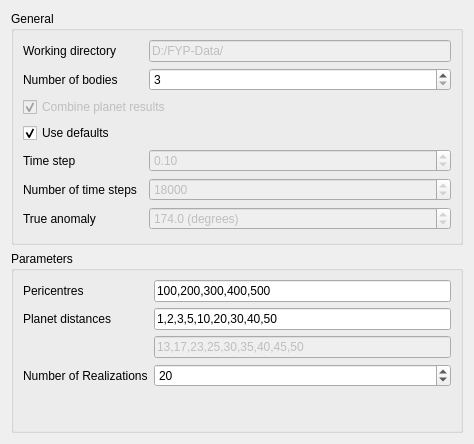
Before: the Qt Designer form disruption-of-planetary-systems/_interface/inc/DPSInterfaceView.ui in robertapplin/Disruption-Of-Planetary-Systems, drawn with Qt 5.
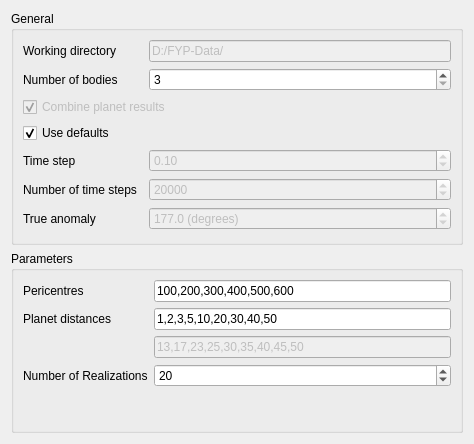
After: the same form once the commit is applied.

```diff
--- a/disruption-of-planetary-systems/_interface/inc/DPSInterfaceView.ui
+++ b/disruption-of-planetary-systems/_interface/inc/DPSInterfaceView.ui
@@ -121,7 +121,7 @@
          <double>179.900000000000006</double>
         </property>
         <property name="value">
-         <double>174.000000000000000</double>
+         <double>177.000000000000000</double>
         </property>
        </widget>
       </item>
@@ -141,13 +141,13 @@
          <number>1</number>
         </property>
         <property name="maximum">
-         <number>30000</number>
+         <number>100000</number>
         </property>
         <property name="singleStep">
          <number>200</number>
         </property>
         <property name="value">
-         <number>18000</number>
+         <number>20000</number>
         </property>
        </widget>
       </item>
@@ -203,7 +203,7 @@
       <item row="0" column="1">
        <widget class="QLineEdit" name="lePericentres">
         <property name="text">
-         <string>100,200,300,400,500</string>
+         <string>100,200,300,400,500,600</string>
         </property>
        </widget>
       </item>
```
